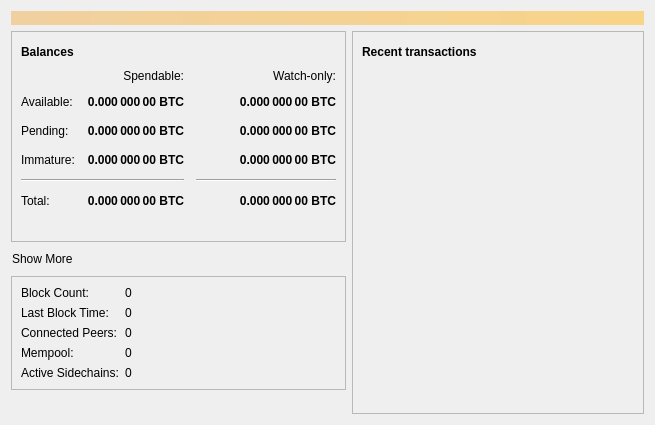
Old version of the form src/qt/forms/overviewpage.ui in the repository torkelrogstad/mainchain.
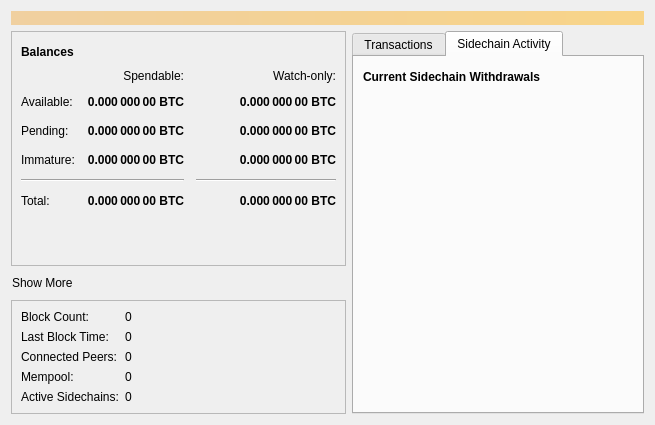
New version of the form. The open tabs and pages were chosen to show the change. Icons and pictures are not drawn.

Commit message:
Add "Sidechain Status" tab to overview page
* Add QListView to list sidechain WT^(s) to overview page

* Update SidechainWithdrawalTableModel with more roles that the overview
page can access

* Create a item delegate for drawing items in the sidechain status
QListView

```diff
--- a/src/qt/forms/overviewpage.ui
+++ b/src/qt/forms/overviewpage.ui
@@ -538,32 +538,23 @@
          </layout>
         </widget>
        </item>
-       <item>
-        <spacer name="verticalSpacer_2">
-         <property name="orientation">
-          <enum>Qt::Vertical</enum>
-         </property>
-         <property name="sizeHint" stdset="0">
-          <size>
-           <width>20</width>
-           <height>40</height>
-          </size>
-         </property>
-        </spacer>
-       </item>
       </layout>
      </item>
      <item>
       <layout class="QVBoxLayout" name="verticalLayout_3">
        <item>
-        <widget class="QFrame" name="frame_2">
-         <property name="frameShape">
-          <enum>QFrame::StyledPanel</enum>
+        <widget class="QTabWidget" name="tabWidget">
+         <property name="tabShape">
+          <enum>QTabWidget::Rounded</enum>
          </property>
-         <property name="frameShadow">
-          <enum>QFrame::Raised</enum>
+         <property name="currentIndex">
+          <number>0</number>
          </property>
-         <layout class="QVBoxLayout" name="verticalLayout">
+         <widget class="QWidget" name="tab">
+          <attribute name="title">
+           <string>Transactions</string>
+          </attribute>
+          <layout class="QVBoxLayout" name="verticalLayout_5">
           <item>
            <layout class="QHBoxLayout" name="horizontalLayout_2">
             <item>
@@ -647,6 +638,93 @@
            </widget>
           </item>
          </layout>
+         </widget>
+         <widget class="QWidget" name="tab_2">
+          <attribute name="title">
+           <string>Sidechain Activity</string>
+          </attribute>
+          <layout class="QVBoxLayout" name="verticalLayout_6">
+           <item>
+            <layout class="QHBoxLayout" name="horizontalLayout_3">
+             <item>
+              <widget class="QLabel" name="label_6">
+               <property name="font">
+                <font>
+                 <weight>75</weight>
+                 <bold>true</bold>
+                </font>
+               </property>
+               <property name="text">
+                <string>Current Sidechain Withdrawals</string>
+               </property>
+              </widget>
+             </item>
+             <item>
+              <widget class="QPushButton" name="labelSidechainStatus">
+               <property name="enabled">
+                <bool>true</bool>
+               </property>
+               <property name="maximumSize">
+                <size>
+                 <width>30</width>
+                 <height>16777215</height>
+                </size>
+               </property>
+               <property name="toolTip">
+                <string>The displayed information may be out of date. Your wallet automatically synchronizes with the DriveNet network after a connection is established, but this process has not completed yet.</string>
+               </property>
+               <property name="text">
+                <string/>
+               </property>
+               <property name="icon">
+                <iconset resource="../drivenet.qrc">
+                 <normaloff>:/icons/warning</normaloff>
+                 <disabledoff>:/icons/warning</disabledoff>:/icons/warning</iconset>
+               </property>
+               <property name="iconSize">
+                <size>
+                 <width>24</width>
+                 <height>24</height>
+                </size>
+               </property>
+               <property name="flat">
+                <bool>true</bool>
+               </property>
+              </widget>
+             </item>
+             <item>
+              <spacer name="horizontalSpacer_5">
+               <property name="orientation">
+                <enum>Qt::Horizontal</enum>
+               </property>
+               <property name="sizeHint" stdset="0">
+                <size>
+                 <width>40</width>
+                 <height>20</height>
+                </size>
+               </property>
+              </spacer>
+             </item>
+            </layout>
+           </item>
+           <item>
+            <widget class="QListView" name="listViewWT">
+             <property name="styleSheet">
+              <string notr="true">QListView { background: transparent; }</string>
+             </property>
+             <property name="frameShape">
+              <enum>QFrame::NoFrame</enum>
+             </property>
+             <property name="frameShadow">
+              <enum>QFrame::Plain</enum>
+             </property>
+             <property name="selectionMode">
+              <enum>QAbstractItemView::NoSelection</enum>
+             </property>
+            </widget>
+           </item>
+          </layout>
+         </widget>
         </widget>
        </item>
       </layout>
```
Lines whose indentation alone changed are shown as unchanged. The commit also changes 4 other files.
